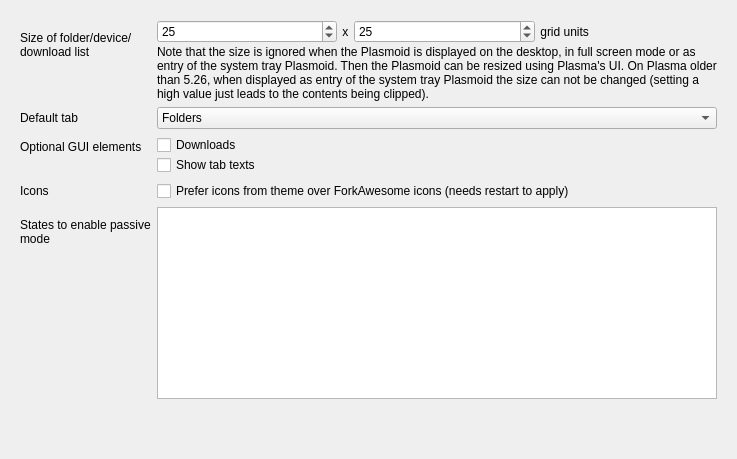
First picture: the form in plasmoid/lib/appearanceoptionpage.ui, repository Martchus/syncthingtray, before the edit.
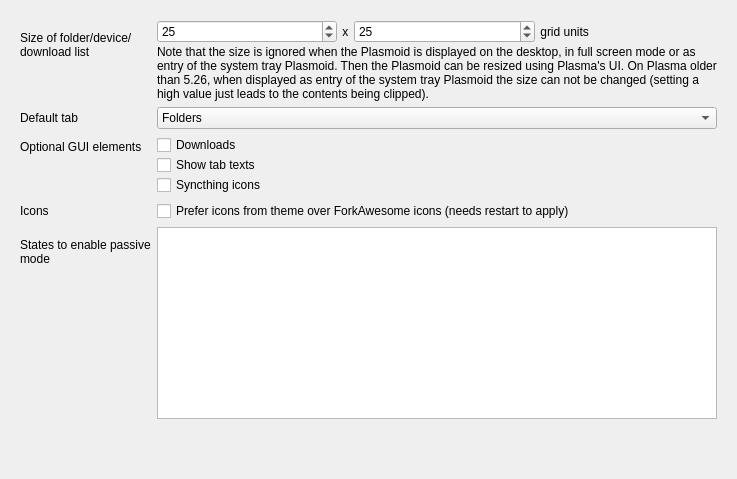
Second picture: the form after the edit. Icons and pictures are not drawn.

Commit message: Allow whether to show Syncthing icons in Plasmoid as well

Diff of the .ui file:
```diff
--- a/plasmoid/lib/appearanceoptionpage.ui
+++ b/plasmoid/lib/appearanceoptionpage.ui
@@ -139,6 +139,13 @@
           </property>
          </widget>
         </item>
+        <item>
+         <widget class="QCheckBox" name="syncthingIconsCheckBox">
+          <property name="text">
+           <string>Syncthing icons</string>
+          </property>
+         </widget>
+        </item>
        </layout>
       </item>
       <item row="4" column="0">
```
The commit also changes 6 other files.
